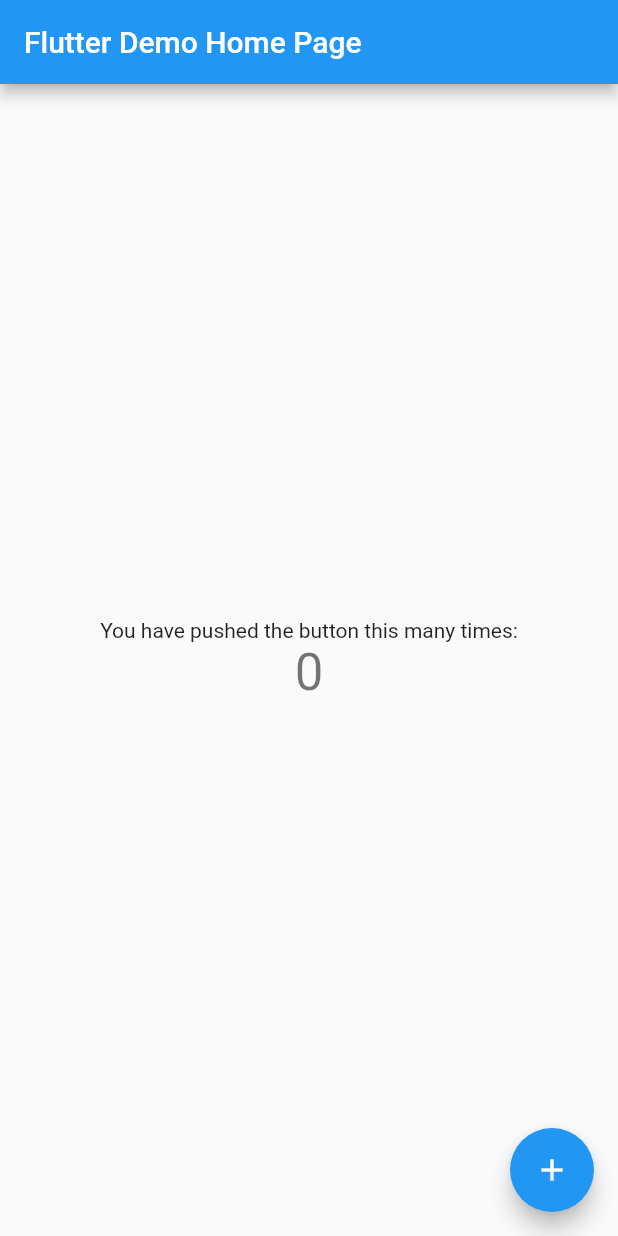
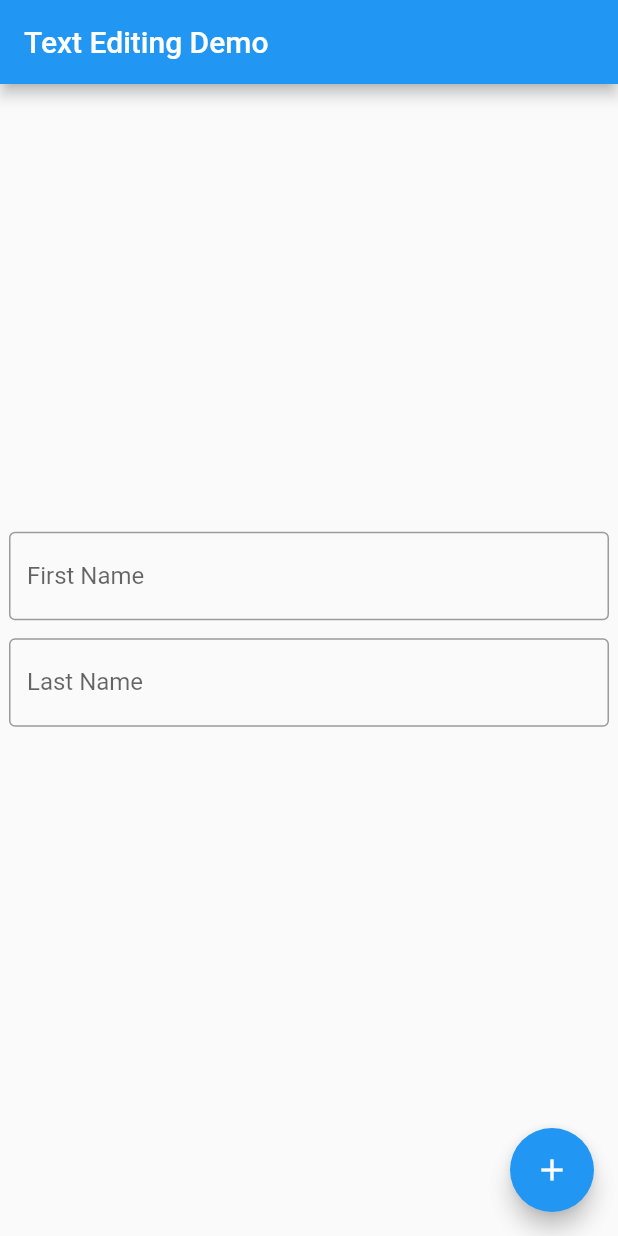
Before and after one commit to SiGMobileUIUC/WeeklyAssignments, a Flutter app: the screen it shows after launch, on a phone screen of 412 x 824 dp. Run offline on Flutter 3.47's test engine with Material 2 defaults, Android fonts, the phone set to English and light mode, and no system bars.

Commit message:
complete weekly assignment 2

```diff
--- a/weekly_assignment_2/lib/main.dart
+++ b/weekly_assignment_2/lib/main.dart
@@ -24,7 +24,7 @@
         // is not restarted.
         primarySwatch: Colors.blue,
       ),
-      home: const MyHomePage(title: 'Flutter Demo Home Page'),
+      home: const MyHomePage(title: 'Text Editing Demo'),
     );
   }
 }
@@ -48,16 +48,43 @@
 }
 
 class _MyHomePageState extends State<MyHomePage> {
-  int _counter = 0;
+  final _topController = TextEditingController();
+  final _botController = TextEditingController();
+  String _output = '';
 
-  void _incrementCounter() {
+  @override
+  void initState() {
+    super.initState();
+    _topController.addListener(() {
+      final String text = _topController.text;
+      _topController.value = _topController.value.copyWith(
+        text: text,
+        selection:
+            TextSelection(baseOffset: text.length, extentOffset: text.length),
+        composing: TextRange.empty,
+      );
+    });
+    _botController.addListener(() {
+      final String text = _botController.text;
+      _botController.value = _botController.value.copyWith(
+        text: text,
+        selection:
+            TextSelection(baseOffset: text.length, extentOffset: text.length),
+        composing: TextRange.empty,
+      );
+    });
+  }
+
+  @override
+  void dispose() {
+    _topController.dispose();
+    _botController.dispose();
+    super.dispose();
+  }
+
+  void _displayResult() {
     setState(() {
-      // This call to setState tells the Flutter framework that something has
-      // changed in this State, which causes it to rerun the build method below
-      // so that the display can reflect the updated values. If we changed
-      // _counter without calling setState(), then the build method would not be
-      // called again, and so nothing would appear to happen.
-      _counter++;
+      _output = 'Hello ${_topController.text} ${_botController.text}';
     });
   }
 
@@ -95,18 +122,31 @@
           // horizontal).
           mainAxisAlignment: MainAxisAlignment.center,
           children: <Widget>[
-            const Text(
-              'You have pushed the button this many times:',
+            // Container(child: TextFormField()),
+            Container(
+              alignment: Alignment.center,
+              padding: const EdgeInsets.all(6),
+              child: TextFormField(
+                controller: _topController,
+                decoration: const InputDecoration(
+                    border: OutlineInputBorder(), labelText: 'First Name'),
+              ),
             ),
-            Text(
-              '$_counter',
-              style: Theme.of(context).textTheme.headline4,
+            Container(
+              alignment: Alignment.center,
+              padding: const EdgeInsets.all(6),
+              child: TextFormField(
+                controller: _botController,
+                decoration: const InputDecoration(
+                    border: OutlineInputBorder(), labelText: 'Last Name'),
+              ),
             ),
+            Text(_output, style: const TextStyle(fontSize: 35)),
           ],
         ),
       ),
       floatingActionButton: FloatingActionButton(
-        onPressed: _incrementCounter,
+        onPressed: _displayResult,
         tooltip: 'Increment',
         child: const Icon(Icons.add),
       ), // This trailing comma makes auto-formatting nicer for build methods.
```
